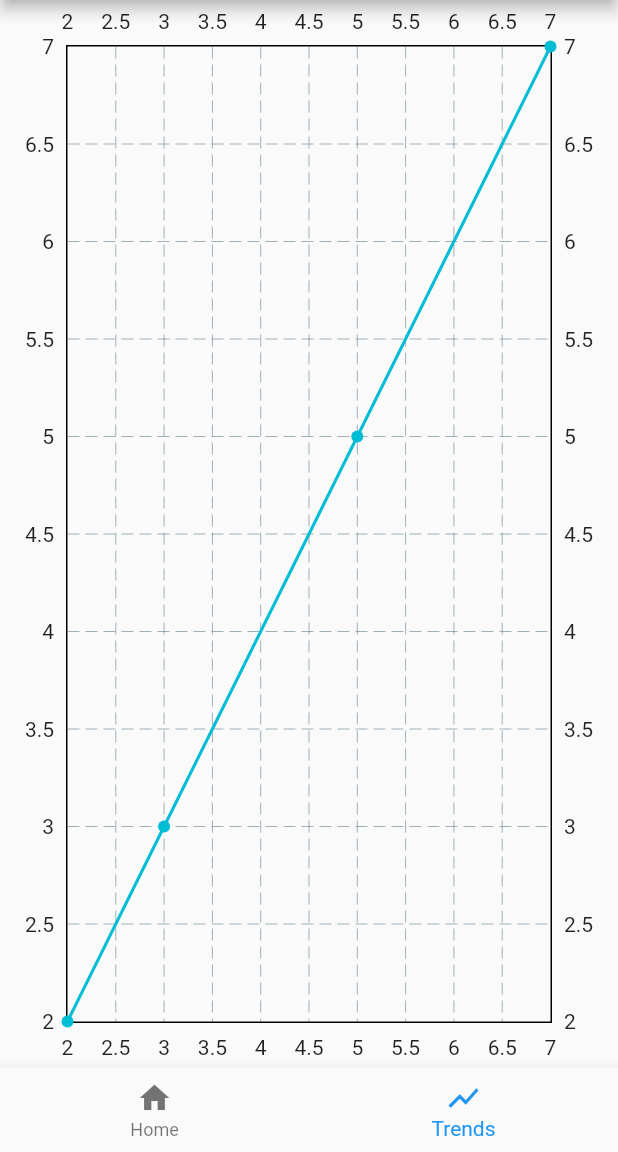
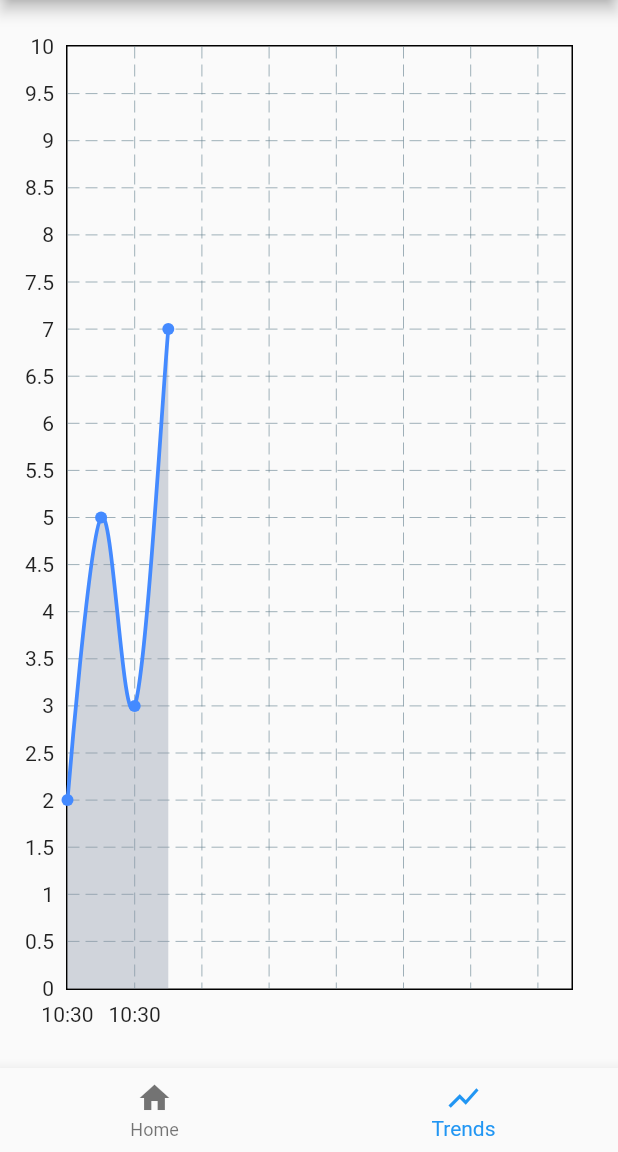
Before and after one commit to Mr-Malomz/mood_tracker, a Flutter app: the screen it shows after launch, item 2 of the bottom bar chosen, on a phone screen of 412 x 824 dp, the part 84-1236 px from its top. Run offline on Flutter 3.47's test engine with Material 2 defaults, Android fonts, the light colour scheme and no system bars; drawn by our look-alikes of fl_chart.

Commit message:
home and trend screen

```diff
--- a/lib/screen/trends.dart
+++ b/lib/screen/trends.dart
@@ -9,25 +9,47 @@ class Trends extends StatefulWidget {
 }
 
 class _TrendsState extends State<Trends> {
-  List sampleData = [
-    SampleData(date: DateTime(2022, 03, 11), rate: 2),
-    SampleData(date: DateTime(2022, 03, 12), rate: 5),
-    SampleData(date: DateTime(2022, 03, 13), rate: 3),
-    SampleData(date: DateTime(2022, 03, 14), rate: 7),
+  List<SampleData> sampleData = [
+    SampleData(date: DateTime.now(), rate: 2),
+    SampleData(date: DateTime.now(), rate: 5),
+    SampleData(date: DateTime.now(), rate: 3),
+    SampleData(date: DateTime.now(), rate: 7),
   ];
   Widget build(BuildContext context) {
-    return Container(
+    return Padding(
+      padding: const EdgeInsets.only(top: 30, bottom: 30, right: 30),
+      child: Container(
           child: LineChart(
         LineChartData(
+          minY: 0,
+          maxY: 10,
+          minX: 0,
+          maxX: 15,
+          borderData: FlBorderData(
+            show: true,
+            border: Border.all(),
+          ),
+          titlesData: LineTitlesHelper.getTitleData(sampleData),
           lineBarsData: [
             LineChartBarData(
               spots: sampleData
-                  .map((element) =>
-                      FlSpot(element.rate as double, element.rate as double))
-                  .toList()),
+                  .asMap()
+                  .map((key, value) =>
+                      MapEntry(key, FlSpot(key.toDouble(), value.rate)))
+                  .values
+                  .toList(),
+              isCurved: true,
+              color: Colors.blueAccent,
+              barWidth: 2.5,
+              belowBarData: BarAreaData(
+                show: true,
+                color: Color.fromARGB(99, 142, 152, 169),
+              ),
+            ),
           ],
         ),
-    ));
+      )),
+    );
   }
 }
 
@@ -37,3 +59,54 @@ class SampleData {
 
   SampleData({required this.date, required this.rate});
 }
+
+class LineTitlesHelper {
+  static getTitleData(List<SampleData> data) => FlTitlesData(
+        show: true,
+        bottomTitles: AxisTitles(
+          sideTitles: SideTitles(
+            showTitles: true,
+            reservedSize: 22,
+            getTitlesWidget: (value, meta) {
+              const style = TextStyle(
+                fontWeight: FontWeight.normal,
+                fontSize: 14,
+              );
+              Widget text;
+              switch (value.toInt()) {
+                case 0:
+                  text = Text('${data[0].date.hour}:${data[0].date.minute}',
+                      style: style);
+                  break;
+                case 1:
+                  text = Text('${data[1].date.hour}:${data[1].date.minute}',
+                      style: style);
+                  break;
+                case 2:
+                  text = Text('${data[2].date.hour}:${data[3].date.minute}',
+                      style: style);
+                  break;
+                case 3:
+                  text = Text('${data[3].date.hour}:${data[3].date.minute}',
+                      style: style);
+                  break;
+                default:
+                  text = Text('', style: style);
+                  break;
+              }
+
+              return SideTitleWidget(
+                axisSide: meta.axisSide,
+                child: text,
+              );
+            },
+          ),
+        ),
+        topTitles: AxisTitles(
+          sideTitles: SideTitles(showTitles: false),
+        ),
+        rightTitles: AxisTitles(
+          sideTitles: SideTitles(showTitles: false),
+        ),
+      );
+}
--- a/pubspec.yaml
+++ b/pubspec.yaml
@@ -32,6 +32,7 @@ dependencies:
     flutter:
         sdk: flutter
 
+    appwrite: ^8.1.0
     fl_chart: ^0.60.0
 
     # The following adds the Cupertino Icons font to your application.
```
Also changed, not shown: pubspec.lock, 11 other files. Lines whose indentation alone changed are shown as unchanged.
